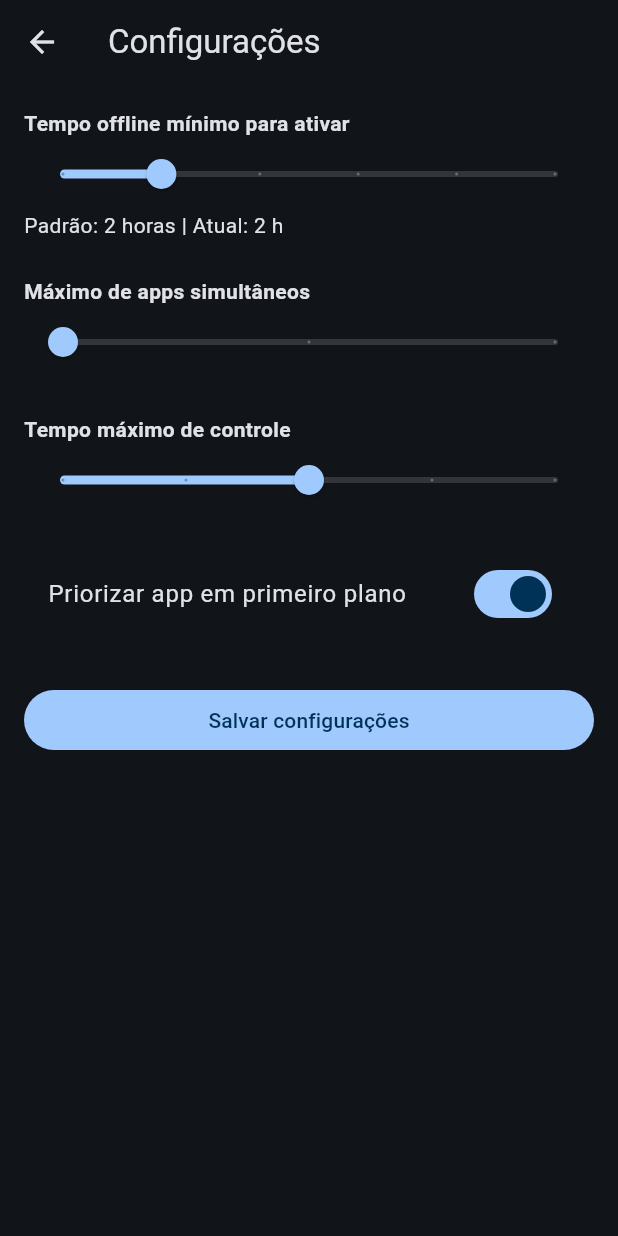
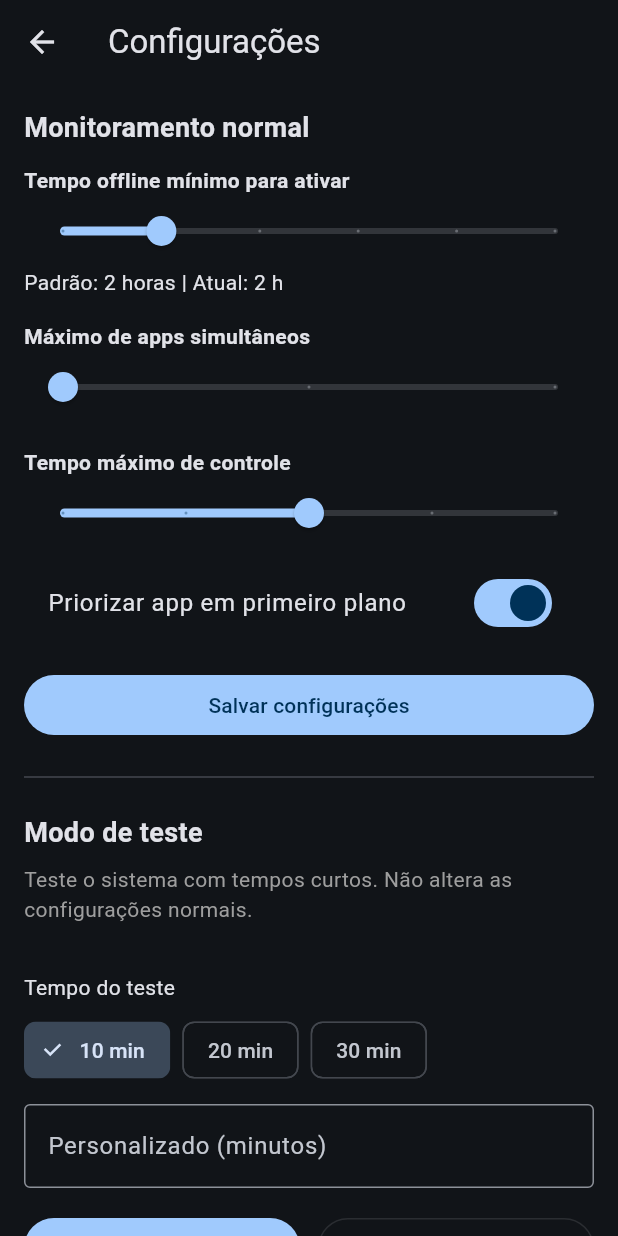
Before and after one commit to devsereno/netqueue, a Flutter app: the screen it shows after launch, after a tap on the "settings" icon, on a phone screen of 412 x 824 dp. Run offline on Flutter 3.47's test engine with Material 3 defaults, Android fonts, the phone set to English and light mode, and no system bars; our stand-ins replace connectivity_plus, shared_preferences; missing offline and left inert: flutter_device_apps.

Commit message:
Add Test Mode UI to SettingsScreen

```diff
--- a/lib/screens/settings_screen.dart
+++ b/lib/screens/settings_screen.dart
@@ -1,5 +1,6 @@
 import 'package:flutter/material.dart';
 import 'package:shared_preferences/shared_preferences.dart';
+import '../services/connectivity_service.dart';
 
 class SettingsScreen extends StatefulWidget {
   const SettingsScreen({super.key});
@@ -14,10 +15,20 @@ class _SettingsScreenState extends State<SettingsScreen> {
   int maxControlMinutes = 3;
   bool prioritizeForeground = true;
 
+  int selectedTestMinutes = 10;
+  final TextEditingController _customController = TextEditingController();
+  bool testActive = false;
+
   @override
   void initState() {
     super.initState();
     _load();
+  }
+
+  @override
+  void dispose() {
+    _customController.dispose();
+    super.dispose();
   }
 
   Future<void> _load() async {
@@ -27,6 +38,8 @@ class _SettingsScreenState extends State<SettingsScreen> {
       maxSimultaneous = prefs.getInt('max_simultaneous') ?? 1;
       maxControlMinutes = prefs.getInt('max_control_minutes') ?? 3;
       prioritizeForeground = prefs.getBool('prioritize_foreground') ?? true;
+      testActive = ConnectivityService.isTestModeActive;
+      selectedTestMinutes = ConnectivityService.testMinutes;
     });
   }
 
@@ -43,6 +56,33 @@ class _SettingsScreenState extends State<SettingsScreen> {
     }
   }
 
+  Future<void> _startTest() async {
+    int minutes = selectedTestMinutes;
+    if (_customController.text.isNotEmpty) {
+      final custom = int.tryParse(_customController.text);
+      if (custom != null && custom > 0) {
+        minutes = custom;
+      }
+    }
+    await ConnectivityService.startTestMode(minutes);
+    setState(() => testActive = true);
+    if (mounted) {
+      ScaffoldMessenger.of(context).showSnackBar(
+        SnackBar(content: Text('Modo de teste ativado: $minutes minutos')),
+      );
+    }
+  }
+
+  Future<void> _cancelTest() async {
+    await ConnectivityService.cancelTestMode();
+    setState(() => testActive = false);
+    if (mounted) {
+      ScaffoldMessenger.of(context).showSnackBar(
+        const SnackBar(content: Text('Modo de teste cancelado')),
+      );
+    }
+  }
+
   @override
   Widget build(BuildContext context) {
     return Scaffold(
@@ -50,6 +90,8 @@ class _SettingsScreenState extends State<SettingsScreen> {
       body: ListView(
         padding: const EdgeInsets.all(16),
         children: [
+          const Text('Monitoramento normal', style: TextStyle(fontSize: 18, fontWeight: FontWeight.bold)),
+          const SizedBox(height: 12),
           const Text('Tempo offline mínimo para ativar', style: TextStyle(fontWeight: FontWeight.bold)),
           Slider(
             value: offlineHours.toDouble(),
@@ -60,7 +102,7 @@ class _SettingsScreenState extends State<SettingsScreen> {
             onChanged: (v) => setState(() => offlineHours = v.toInt()),
           ),
           Text('Padrão: 2 horas | Atual: $offlineHours h'),
-          const SizedBox(height: 24),
+          const SizedBox(height: 16),
           const Text('Máximo de apps simultâneos', style: TextStyle(fontWeight: FontWeight.bold)),
           Slider(
             value: maxSimultaneous.toDouble(),
@@ -70,7 +112,7 @@ class _SettingsScreenState extends State<SettingsScreen> {
             label: '$maxSimultaneous',
             onChanged: (v) => setState(() => maxSimultaneous = v.toInt()),
           ),
-          const SizedBox(height: 24),
+          const SizedBox(height: 16),
           const Text('Tempo máximo de controle', style: TextStyle(fontWeight: FontWeight.bold)),
           Slider(
             value: maxControlMinutes.toDouble(),
@@ -80,16 +122,87 @@ class _SettingsScreenState extends State<SettingsScreen> {
             label: '$maxControlMinutes min',
             onChanged: (v) => setState(() => maxControlMinutes = v.toInt()),
           ),
-          const SizedBox(height: 24),
+          const SizedBox(height: 8),
           SwitchListTile(
             title: const Text('Priorizar app em primeiro plano'),
             value: prioritizeForeground,
             onChanged: (v) => setState(() => prioritizeForeground = v),
           ),
-          const SizedBox(height: 32),
+          const SizedBox(height: 16),
           FilledButton(
             onPressed: _save,
             child: const Text('Salvar configurações'),
+          ),
+          const Divider(height: 48),
+          const Text('Modo de teste', style: TextStyle(fontSize: 18, fontWeight: FontWeight.bold)),
+          const SizedBox(height: 8),
+          const Text(
+            'Teste o sistema com tempos curtos. Não altera as configurações normais.',
+            style: TextStyle(color: Colors.grey),
+          ),
+          const SizedBox(height: 16),
+          if (testActive)
+            Container(
+              padding: const EdgeInsets.all(12),
+              decoration: BoxDecoration(
+                color: Colors.orange.withOpacity(0.2),
+                borderRadius: BorderRadius.circular(8),
+                border: Border.all(color: Colors.orange),
+              ),
+              child: const Row(
+                children: [
+                  Icon(Icons.science, color: Colors.orange),
+                  SizedBox(width: 8),
+                  Text('Teste ativo', style: TextStyle(fontWeight: FontWeight.bold)),
+                ],
+              ),
+            ),
+          const SizedBox(height: 16),
+          const Text('Tempo do teste'),
+          const SizedBox(height: 8),
+          Wrap(
+            spacing: 8,
+            children: [10, 20, 30].map((min) {
+              return ChoiceChip(
+                label: Text('$min min'),
+                selected: selectedTestMinutes == min && _customController.text.isEmpty,
+                onSelected: (_) {
+                  setState(() {
+                    selectedTestMinutes = min;
+                    _customController.clear();
+                  });
+                },
+              );
+            }).toList(),
+          ),
+          const SizedBox(height: 12),
+          TextField(
+            controller: _customController,
+            keyboardType: TextInputType.number,
+            decoration: const InputDecoration(
+              labelText: 'Personalizado (minutos)',
+              border: OutlineInputBorder(),
+              hintText: 'Ex: 15',
+            ),
+            onChanged: (_) => setState(() {}),
+          ),
+          const SizedBox(height: 16),
+          Row(
+            children: [
+              Expanded(
+                child: FilledButton(
+                  onPressed: testActive ? null : _startTest,
+                  child: const Text('Iniciar teste'),
+                ),
+              ),
+              const SizedBox(width: 12),
+              Expanded(
+                child: OutlinedButton(
+                  onPressed: testActive ? _cancelTest : null,
+                  child: const Text('Cancelar teste'),
+                ),
+              ),
+            ],
           ),
         ],
       ),
```
